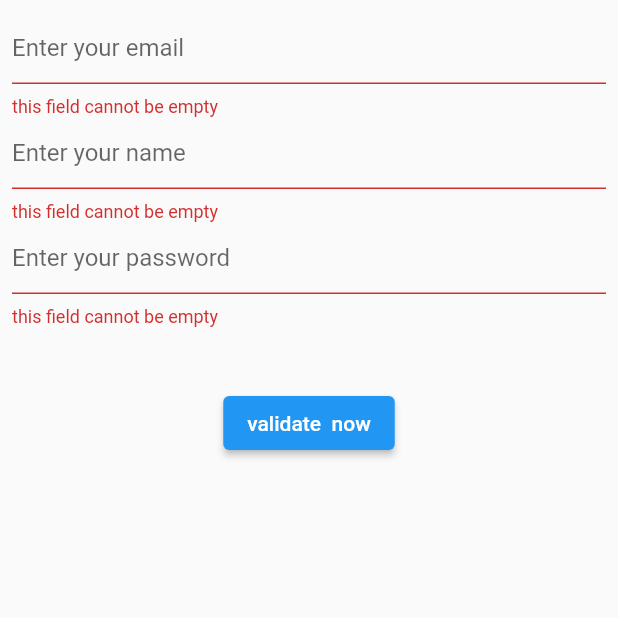
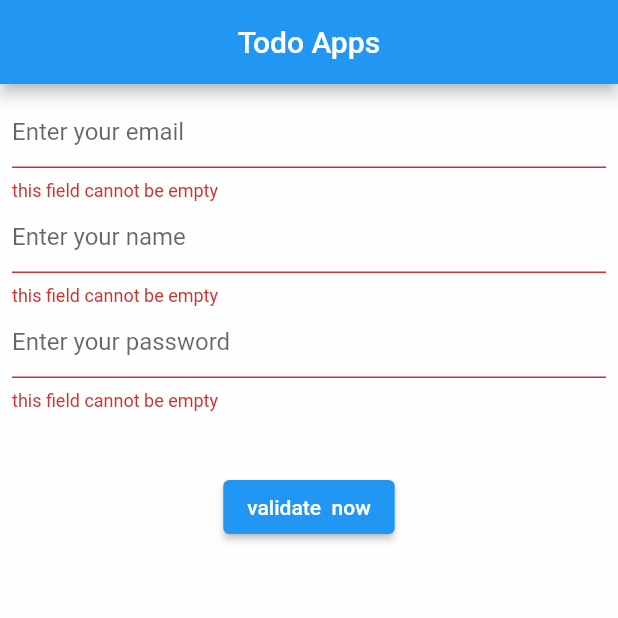
Before and after one commit to khandaker-shamsul-arafen/todoapps, a Flutter app: the screen it shows after launch, on a phone screen of 412 x 824 dp, the top half of it. Run offline on Flutter 3.47's test engine with Material 2 defaults, Android fonts, the phone set to English and light mode, and no system bars; our stand-ins replace hive, hive_flutter; accounts and stored records are empty.

Commit message:
UI Update

```diff
--- a/lib/Details.dart
+++ b/lib/Details.dart
@@ -34,7 +34,7 @@ class _DetailsState extends State<Details> {
                   decoration: InputDecoration(hintText: "write a new todo"),
                 ),
                 SizedBox(
-                  width: 400,
+                  width: 200,
                   child: ElevatedButton(
                     onPressed: () async {
                       final _userInput = _controller.text;
@@ -45,7 +45,7 @@ class _DetailsState extends State<Details> {
                 ),
                 Expanded(
                     child: Container(
-                  color: Colors.amber,
+                  color: Colors.purple.shade50,
                   child: ValueListenableBuilder(
                       valueListenable: Hive.box('users-name').listenable(),
                       builder: (_, box, widget) {
@@ -94,7 +94,7 @@ class _DetailsState extends State<Details> {
                                                                         .text;
                                                                 await todoBox!.putAt(index,
                                                                     _userInput);
-                                                                Navigator.pop(context);
+                                                                Navigator.push(context, MaterialPageRoute(builder:(_)=>Details()));
                                                               },
                                                               child: Text(
                                                                   "update"),
--- /dev/null
+++ b/lib/Home.dart
@@ -0,0 +1,99 @@
+import 'package:flutter/cupertino.dart';
+import 'package:flutter/material.dart';
+
+import 'Details.dart';
+
+class home extends StatefulWidget {
+
+
+  @override
+  State<home> createState() => _homeState();
+}
+
+class _homeState extends State<home> {
+  final _formkey = GlobalKey<FormState>();
+  TextEditingController _controller =TextEditingController();
+  @override
+  Widget build(BuildContext context) {
+    return SafeArea(
+      child: Scaffold(
+        appBar:AppBar(
+          centerTitle: true,
+          title: Text('Todo Apps'),
+        ),
+
+          body: Container(
+            color: Colors.white70,
+            height: MediaQuery.of(context).size.height,
+            width: MediaQuery.of(context).size.width,
+
+            child: Padding(
+              padding: const EdgeInsets.all(8.0),
+              child: Form(
+                key: _formkey,
+                autovalidateMode: AutovalidateMode.always,
+                child: Column(
+                  children: [
+                    TextFormField(
+                      // controller: _controller,
+                        keyboardType: TextInputType.emailAddress,
+                        decoration: InputDecoration(hintText: "Enter your email"),
+                        validator: (val) {
+                          if (val!.isEmpty) {
+                            return "this field cannot be empty";
+                          } else if (val.length < 4) {
+                            return "enter a valid email";
+                          } else {
+                            return null;
+                          }
+                        }),
+                    TextFormField(
+                      //  controller: _controller,
+                        keyboardType: TextInputType.text,
+                        decoration: InputDecoration(hintText: "Enter your name"),
+                        validator: (val) {
+                          if (val!.isEmpty) {
+                            return "this field cannot be empty";
+                          }
+                          // else if(val.length<4){
+                          //    return "enter a valid email";
+                          //  }
+                          else {
+                            return null;
+                          }
+                        }),
+                    TextFormField(
+                      // controller: _controller,
+                        obscureText: true,
+                        keyboardType: TextInputType.text,
+                        decoration:
+                        InputDecoration(hintText: "Enter your password"),
+                        validator: (val) {
+                          if (val!.isEmpty) {
+                            return "this field cannot be empty";
+                          }
+                          else if(val.length<4){
+                            return "enter a passwoeord atleast 4";
+                          }
+                          else {
+                            return null;
+                          }
+                        }),
+                    SizedBox(
+                      height: 40,
+                    ),
+                    ElevatedButton(onPressed: () {
+                      if(_formkey.currentState!.validate()){
+                        Navigator.push(context, CupertinoPageRoute(builder: (_)=>Details()));
+                      }
+                    }, child: Text("validate  now"))
+                  ],
+                ),
+              ),
+            ),
+          ),
+
+      ),
+    );
+  }
+}
--- a/lib/main.dart
+++ b/lib/main.dart
@@ -3,6 +3,7 @@ import 'package:flutter/material.dart';
 import 'package:hive/hive.dart';
 import 'package:hive_flutter/adapters.dart';
 import 'package:log_in_page/Details.dart';
+import 'package:log_in_page/Home.dart';
 
 void main() async{
   WidgetsFlutterBinding.ensureInitialized();
@@ -17,83 +18,18 @@ void main() async{
 }
 
 class MyApp extends StatelessWidget {
-  final _formkey = GlobalKey<FormState>();
-  TextEditingController _controller =TextEditingController();
+
 
   // This widget is the root of your application.
   @override
   Widget build(BuildContext context) {
-    return Scaffold(
-      body: SafeArea(
-        child: Container(
-          height: MediaQuery.of(context).size.height,
-          width: MediaQuery.of(context).size.width,
-          child: Padding(
-            padding: const EdgeInsets.all(8.0),
-            child: Form(
-              key: _formkey,
-              autovalidateMode: AutovalidateMode.always,
-              child: Column(
-                children: [
-                  TextFormField(
-                   // controller: _controller,
-                      keyboardType: TextInputType.emailAddress,
-                      decoration: InputDecoration(hintText: "Enter your email"),
-                      validator: (val) {
-                        if (val!.isEmpty) {
-                          return "this field cannot be empty";
-                        } else if (val.length < 4) {
-                          return "enter a valid email";
-                        } else {
-                          return null;
-                        }
-                      }),
-                  TextFormField(
-                    //  controller: _controller,
-                      keyboardType: TextInputType.text,
-                      decoration: InputDecoration(hintText: "Enter your name"),
-                      validator: (val) {
-                        if (val!.isEmpty) {
-                          return "this field cannot be empty";
-                        }
-                        // else if(val.length<4){
-                        //    return "enter a valid email";
-                        //  }
-                        else {
-                          return null;
-                        }
-                      }),
-                  TextFormField(
-                     // controller: _controller,
-                      obscureText: true,
-                      keyboardType: TextInputType.text,
-                      decoration:
-                          InputDecoration(hintText: "Enter your password"),
-                      validator: (val) {
-                        if (val!.isEmpty) {
-                          return "this field cannot be empty";
-                        }
-                          else if(val.length<4){
-                           return "enter a passwoeord atleast 4";
-                          }
-                        else {
-                          return null;
-                        }
-                      }),
-                  SizedBox(
-                    height: 40,
-                  ),
-                  ElevatedButton(onPressed: () {
-                    if(_formkey.currentState!.validate()){
-                        Navigator.push(context, CupertinoPageRoute(builder: (_)=>Details()));
-                    }
-                  }, child: Text("validate  now"))
-                ],
-              ),
-            ),
-          ),
-        ),
-      ),
+
+    return MaterialApp(
+      debugShowCheckedModeBanner: false,
+      title: 'ToDo Apps',
+
+      home:  home(),
+
     );
   }
 }
```
Also changed, not shown: pubspec.lock.
